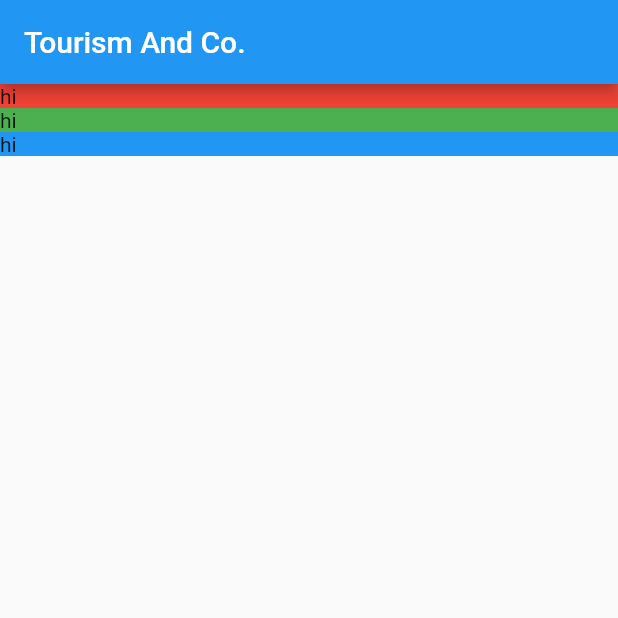
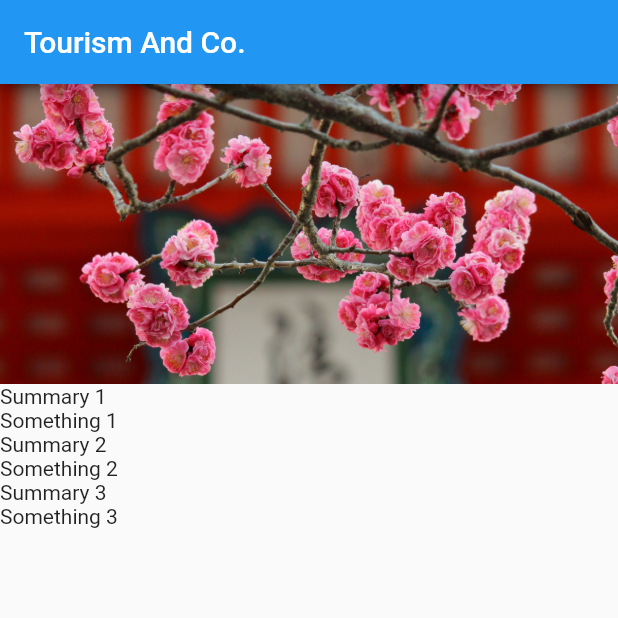
Before and after one commit to Magatte/tourismandco, a Flutter app: the screen it shows after launch, on a phone screen of 412 x 824 dp, the top half of it. Run offline on Flutter 3.47's test engine with Material 2 defaults, Android fonts, the phone set to English and light mode, and no system bars.

Commit message:
(+) Added images and text sections

```diff
--- /dev/null
+++ b/lib/screens/location_detail/image_banner.dart
@@ -0,0 +1,17 @@
+import 'package:flutter/material.dart';
+
+class ImageBanner extends StatelessWidget {
+  final String _assetPath;
+
+  ImageBanner(this._assetPath);
+
+  @override
+  Widget build(BuildContext context) {
+    return Container(
+        constraints: BoxConstraints.expand(
+          height: 200.0,
+        ),
+        decoration: BoxDecoration(color: Colors.grey),
+        child: Image.asset(_assetPath, fit: BoxFit.cover));
+  }
+}
--- a/lib/screens/location_detail/location_detail.dart
+++ b/lib/screens/location_detail/location_detail.dart
@@ -1,4 +1,6 @@
 import 'package:flutter/material.dart';
+import 'image_banner.dart';
+import 'text_section.dart';
 
 class LocationDetail extends StatelessWidget {
   @override
@@ -11,15 +13,10 @@ class LocationDetail extends StatelessWidget {
           mainAxisAlignment: MainAxisAlignment.start,
           crossAxisAlignment: CrossAxisAlignment.stretch,
           children: [
-            Container(
-                decoration: BoxDecoration(color: Colors.red),
-                child: Text('hi')),
-            Container(
-                decoration: BoxDecoration(color: Colors.green),
-                child: Text('hi')),
-            Container(
-                decoration: BoxDecoration(color: Colors.blue),
-                child: Text('hi'))
+            ImageBanner('assets/images/kiyomizu-dera.jpg'),
+            TextSection('Summary 1', 'Something 1'),
+            TextSection('Summary 2', 'Something 2'),
+            TextSection('Summary 3', 'Something 3')
           ]),
     );
   }
--- a/lib/screens/location_detail/text_section.dart
+++ b/lib/screens/location_detail/text_section.dart
@@ -1,8 +1,17 @@
 import 'package:flutter/material.dart';
 
 class TextSection extends StatelessWidget {
+  final String _title;
+  final String _body;
+
+  TextSection(this._title, this._body);
+
   @override
   Widget build(BuildContext context) {
-    return Container();
+    return Column(
+      mainAxisAlignment: MainAxisAlignment.start,
+      crossAxisAlignment: CrossAxisAlignment.stretch,
+      children: [Text(_title), Text(_body)],
+    );
   }
 }
--- a/pubspec.yaml
+++ b/pubspec.yaml
@@ -45,9 +45,8 @@ flutter:
   uses-material-design: true
 
   # To add assets to your application, add an assets section, like this:
-  # assets:
-  #   - images/a_dot_burr.jpeg
-  #   - images/a_dot_ham.jpeg
+  assets:
+    - assets/images/
 
   # An image asset can refer to one or more resolution-specific "variants", see
   # https://flutter.dev/assets-and-images/#resolution-aware.
```
Also changed, not shown: assets/images/kiyomizu-dera.jpg (added).
